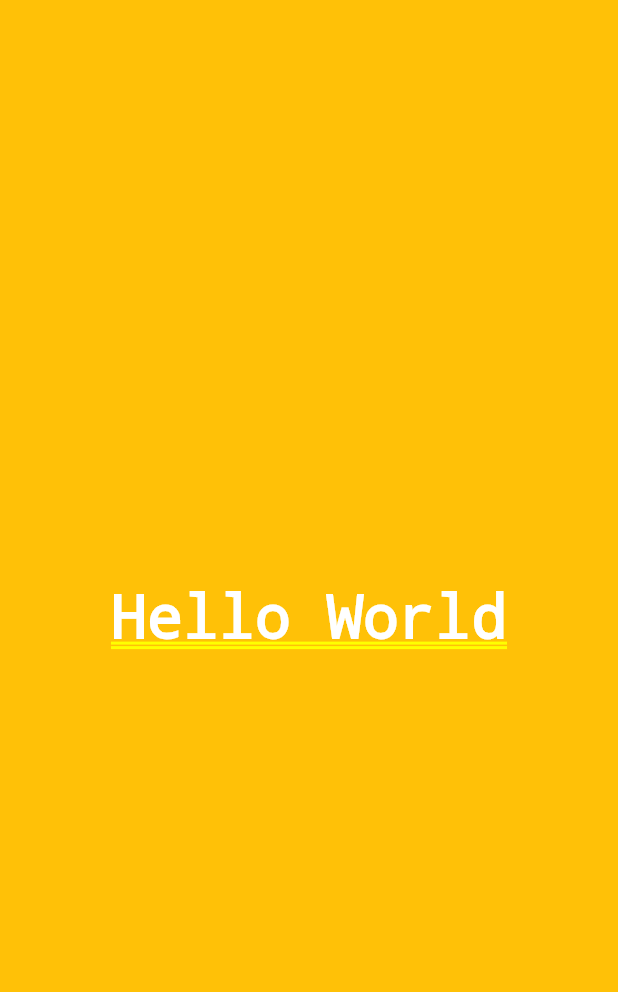
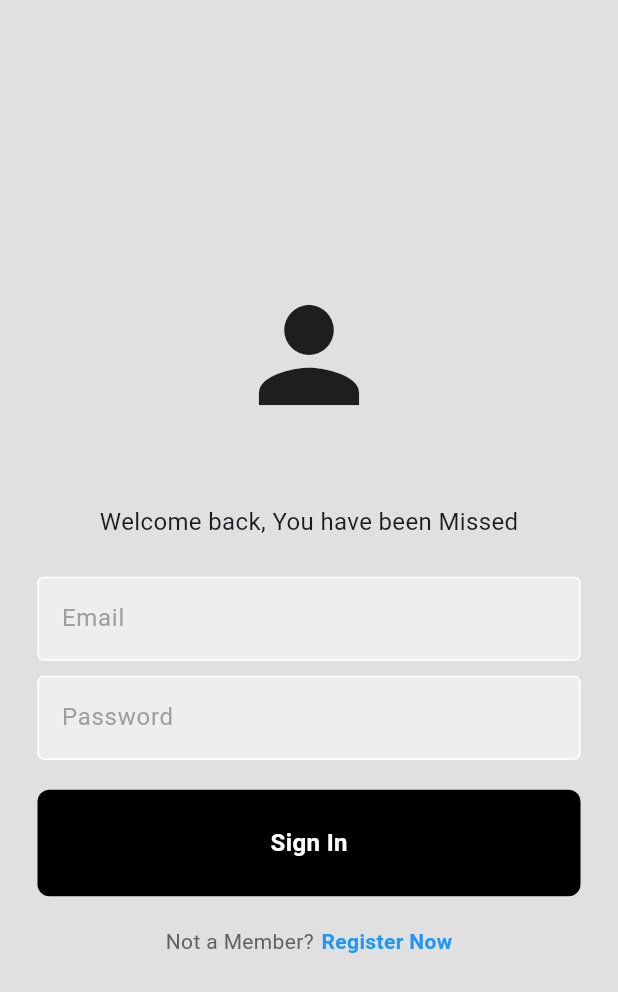
Before and after one commit to Hitoli/LearningFlutter, a Flutter app: the screen it shows after launch, on a phone screen of 412 x 824 dp. Shown: the top 992 px of the screen. Run offline on Flutter 3.47's test engine with Material 3 defaults, Android fonts, the phone set to English and light mode, and no system bars.

```diff
--- a/lib/HomeView/HomeView.dart
+++ /dev/null
@@ -1,25 +0,0 @@
-import 'package:flutter/material.dart';
-
-class HomeWidget extends StatelessWidget {
-  const HomeWidget({
-    super.key,
-  });
-
-  @override
-  Widget build(BuildContext context) {
-    return MaterialApp(
-        title: "New Flutter Practice App",
-        home: Container(
-          color: Colors.amber,
-          child: const Center(
-            child: Text(
-              "Hello World",
-              style: TextStyle(
-                  fontSize: 40,
-                  color: Colors.white,
-                  fontWeight: FontWeight.bold),
-            ),
-          ),
-        ));
-  }
-}
--- a/lib/app.dart
+++ /dev/null
@@ -1,13 +0,0 @@
-import 'package:flutter/material.dart';
-import 'package:flutter_learn/HomeView/HomeView.dart';
-
-class appHome extends StatelessWidget {
-  const appHome({
-    super.key,
-  });
-
-  @override
-  Widget build(BuildContext context) {
-    return HomeWidget();
-  }
-}
--- /dev/null
+++ b/lib/auth/login_or_register.dart
@@ -0,0 +1,29 @@
+import 'package:flutter/material.dart';
+import 'package:flutter_learn/pages/login_page.dart';
+import 'package:flutter_learn/pages/register_page.dart';
+
+class LoginOrRegister extends StatefulWidget {
+  const LoginOrRegister({super.key});
+
+  @override
+  State<LoginOrRegister> createState() => _LoginOrRegisterState();
+}
+
+class _LoginOrRegisterState extends State<LoginOrRegister> {
+  bool showLoginpage = true;
+
+  void tooglePages() {
+    setState(() {
+      showLoginpage = !showLoginpage;
+    });
+  }
+
+  @override
+  Widget build(BuildContext context) {
+    if (showLoginpage) {
+      return LoginPage(onTap: tooglePages);
+    } else {
+      return RegisterPage(onTap: tooglePages);
+    }
+  }
+}
--- /dev/null
+++ b/lib/components/button.dart
@@ -0,0 +1,24 @@
+import 'package:flutter/material.dart';
+
+class MyButtonComponent extends StatelessWidget {
+  final Function()? onTap;
+  final String text;
+  const MyButtonComponent({super.key, required this.onTap, required this.text});
+
+  @override
+  Widget build(BuildContext context) {
+    return Container(
+      decoration: BoxDecoration(
+          color: Colors.black, borderRadius: BorderRadius.circular(8)),
+      child: Padding(
+        padding: const EdgeInsets.all(24.0),
+        child: Center(
+            child: Text(
+          text,
+          style: const TextStyle(
+              color: Colors.white, fontWeight: FontWeight.bold, fontSize: 16),
+        )),
+      ),
+    );
+  }
+}
--- /dev/null
+++ b/lib/components/text_field.dart
@@ -0,0 +1,31 @@
+import 'package:flutter/material.dart';
+
+class MyTextField extends StatelessWidget {
+  final TextEditingController controller;
+  final String hintText;
+  final bool obscureText;
+  const MyTextField(
+      {super.key,
+      required this.controller,
+      required this.hintText,
+      required this.obscureText});
+
+  @override
+  Widget build(BuildContext context) {
+    return TextField(
+      controller: controller,
+      obscureText: obscureText,
+      decoration: InputDecoration(
+          enabledBorder: const OutlineInputBorder(
+            borderSide: BorderSide(color: Colors.white),
+          ),
+          focusedBorder: const OutlineInputBorder(
+            borderSide: BorderSide(color: Colors.white),
+          ),
+          hintText: hintText,
+          fillColor: Colors.grey.shade200,
+          filled: true,
+          hintStyle: TextStyle(color: Colors.grey[500])),
+    );
+  }
+}
--- /dev/null
+++ b/lib/pages/login_page.dart
@@ -0,0 +1,73 @@
+import 'package:flutter/material.dart';
+import 'package:flutter_learn/components/button.dart';
+import 'package:flutter_learn/components/text_field.dart';
+
+class LoginPage extends StatefulWidget {
+  final Function()? onTap;
+  const LoginPage({super.key, required this.onTap});
+
+  @override
+  State<LoginPage> createState() => _LoginPageState();
+}
+
+class _LoginPageState extends State<LoginPage> {
+  final emailTextController = TextEditingController();
+  final passwordTextController = TextEditingController();
+  @override
+  Widget build(BuildContext context) {
+    return Scaffold(
+        backgroundColor: Colors.grey[300],
+        body: SafeArea(
+          child: Center(
+            child: Padding(
+              padding:
+                  const EdgeInsets.symmetric(horizontal: 25.0, vertical: 10.0),
+              child: Column(
+                mainAxisAlignment: MainAxisAlignment.center,
+                children: [
+                  //logo
+                  const Icon(
+                    Icons.person,
+                    size: 100,
+                  ),
+                  const SizedBox(
+                    height: 50,
+                  ),
+                  const Text("Welcome back, You have been Missed",
+                      style: TextStyle(fontSize: 16)),
+                  const SizedBox(
+                    height: 25,
+                  ),
+                  MyTextField(
+                      controller: emailTextController,
+                      hintText: "Email",
+                      obscureText: false),
+                  const SizedBox(height: 10),
+                  MyTextField(
+                      controller: passwordTextController,
+                      hintText: "Password",
+                      obscureText: true),
+                  const SizedBox(height: 20),
+                  MyButtonComponent(onTap: () {}, text: "Sign In"), //Button
+                  const SizedBox(height: 20),
+                  Row(
+                    mainAxisAlignment: MainAxisAlignment.center,
+                    children: [
+                      Text("Not a Member?",
+                          style: TextStyle(color: Colors.grey[700])),
+                      const SizedBox(width: 5),
+                      GestureDetector(
+                          onTap: widget.onTap,
+                          child: const Text("Register Now",
+                              style: TextStyle(
+                                  fontWeight: FontWeight.bold,
+                                  color: Colors.blue)))
+                    ],
+                  )
+                ],
+              ),
+            ),
+          ),
+        ));
+  }
+}
```
Also changed, not shown: lib/calculator.dart (deleted, +0 -17 lines), lib/main.dart (+5 -2 lines), lib/pages/register_page.dart (added, +81 -0 lines), 1 other file.
